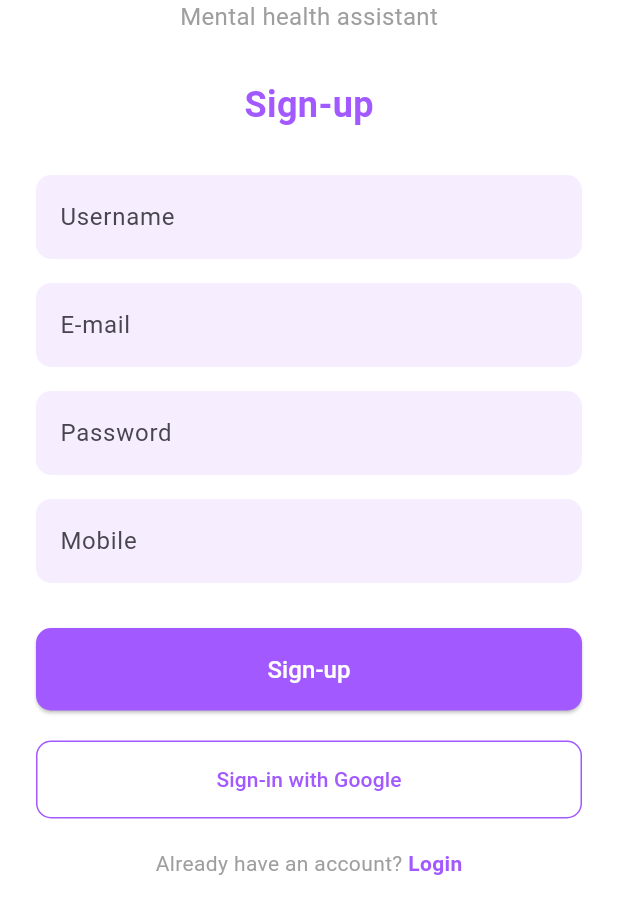
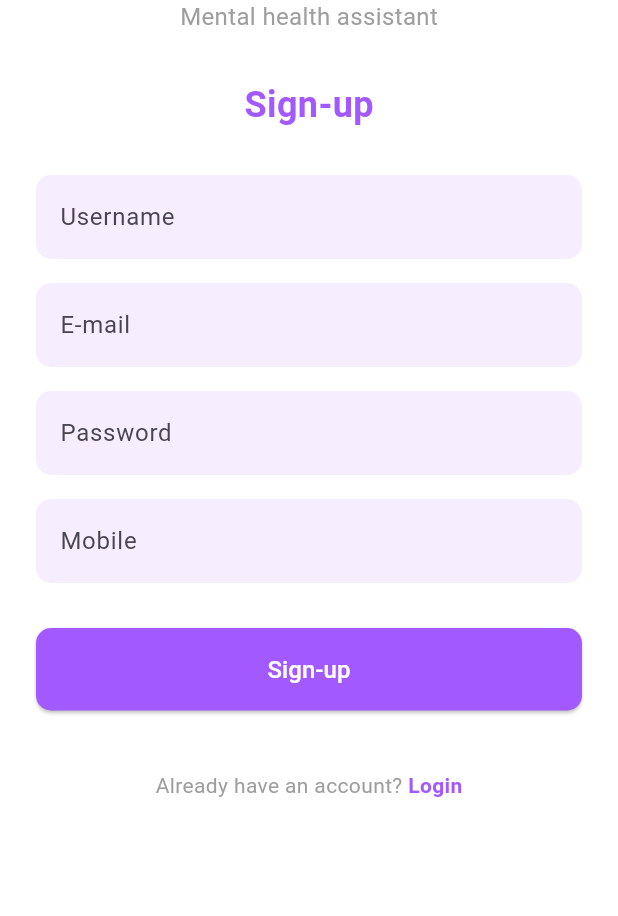
Before and after one commit to eslamnaaser454/TruYou, a Flutter app: the screen it shows after launch, on a phone screen of 412 x 824 dp, the part 320-1236 px from its top. Run offline on Flutter 3.47's test engine with Material 3 defaults, Android fonts, the phone set to English and light mode, and no system bars.

Commit message:
edit in sign up

```diff
--- a/truyou/lib/Login-Sginup/Sign_Up.dart
+++ b/truyou/lib/Login-Sginup/Sign_Up.dart
@@ -119,21 +119,6 @@ class SignUp extends StatelessWidget {
                 ),
                 const SizedBox(height: 20),
                 // Sign-in with Google Button
-                SizedBox(
-                  width: double.infinity,
-                  child: OutlinedButton.icon(
-                    onPressed: () {},
-                    label: Text('Sign-in with Google',
-                        style: TextStyle(color: Color(0xFFA259FF))),
-                    style: OutlinedButton.styleFrom(
-                      side: BorderSide(color: Color(0xFFA259FF)),
-                      shape: RoundedRectangleBorder(
-                        borderRadius: BorderRadius.circular(10),
-                      ),
-                      padding: const EdgeInsets.symmetric(vertical: 16),
-                    ),
-                  ),
-                ),
                 const SizedBox(height: 20),
                 // Login Link
                 Row(
```
